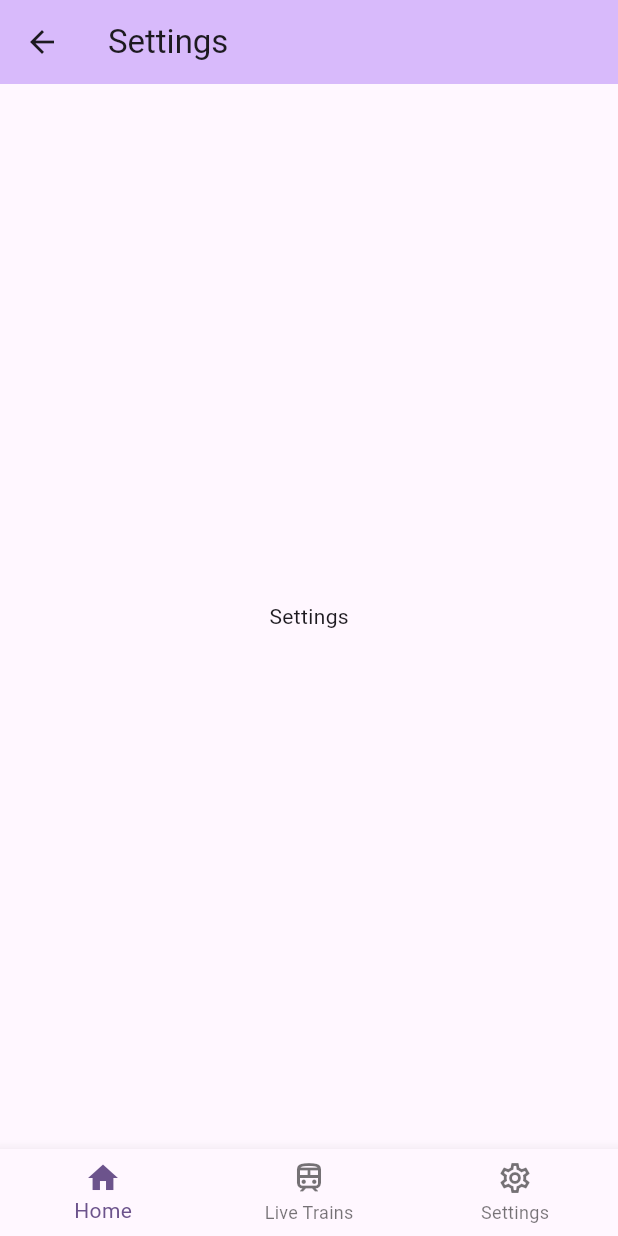
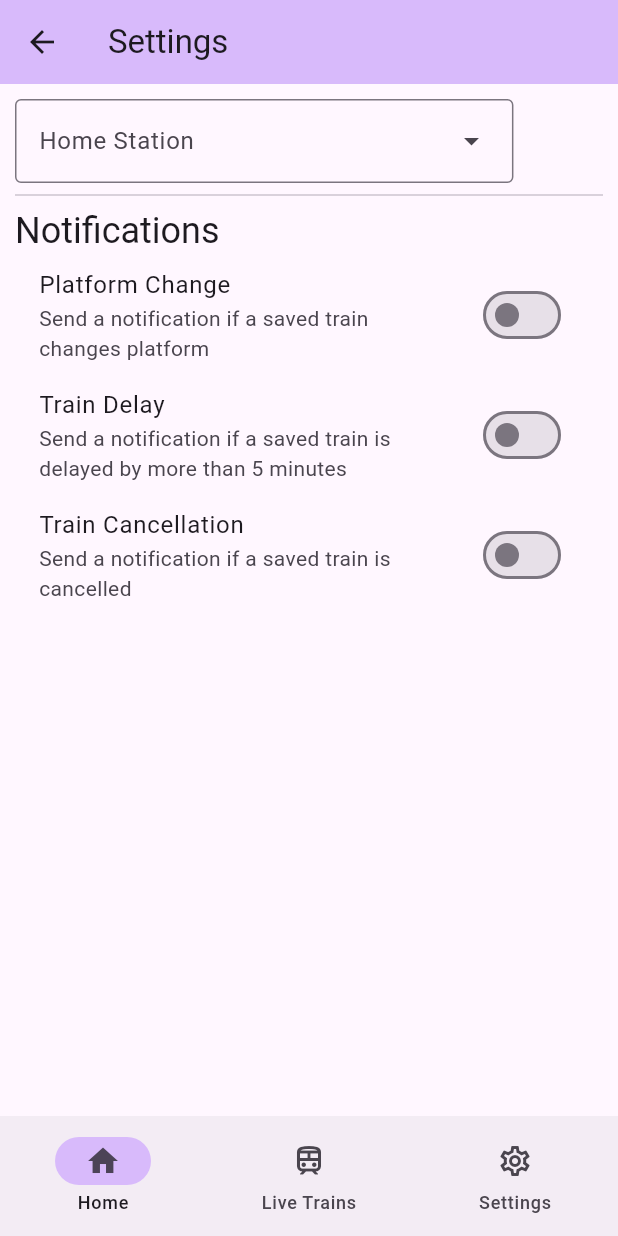
Before and after one commit to HughTB/train-tracked, a Flutter app: the SettingsPage screen opened by its route, on a phone screen of 412 x 824 dp. Run offline on Flutter 3.47's test engine with Material 2 defaults, Android fonts, the phone set to English and light mode, and no system bars.

Commit message:
change nav bar to material 3; add some settings to settings page

```diff
--- a/lib/main.dart
+++ b/lib/main.dart
@@ -1,20 +1,40 @@
 import 'package:flutter/material.dart';
 
-// Nav bar to show at the bottom of all screens
-const List<BottomNavigationBarItem> navBarItems = <BottomNavigationBarItem>[
-  BottomNavigationBarItem(
+// Settings toggle variables
+bool _platformNotif = false;
+bool _delayNotif = false;
+bool _cancellationNotif = false;
+
+const List<DropdownMenuEntry> homeStationEntries = <DropdownMenuEntry>[
+  DropdownMenuEntry(
+    value: 'SOU',
+    label: 'Southampton Central (SOU)',
+  ),
+  DropdownMenuEntry(
+    value: 'SOA',
+    label: 'Southampton Airport Parkway (SOA)',
+  ),
+  DropdownMenuEntry(
+    value: 'PMS',
+    label: 'Portsmouth & Southsea (PMS)',
+  ),
+];
+
+// Nav bar items to show at the bottom of all screens
+const List<NavigationDestination> navBarItems = <NavigationDestination>[
+  NavigationDestination(
     icon: Icon(Icons.home_outlined),
-    activeIcon: Icon(Icons.home),
+    selectedIcon: Icon(Icons.home),
     label: 'Home',
   ),
-  BottomNavigationBarItem(
+  NavigationDestination(
     icon: Icon(Icons.train_outlined),
-    activeIcon: Icon(Icons.train),
+    selectedIcon: Icon(Icons.train),
     label: 'Live Trains',
   ),
-  BottomNavigationBarItem(
+  NavigationDestination(
     icon: Icon(Icons.settings_outlined),
-    activeIcon: Icon(Icons.settings),
+    selectedIcon: Icon(Icons.settings),
     label: 'Settings',
   ),
 ];
@@ -94,14 +114,15 @@
           ],
         ),
       ),
-      bottomNavigationBar: BottomNavigationBar(
-        items: navBarItems,
-        currentIndex: currentNavIndex,
-        onTap: (int index) {
+      bottomNavigationBar: NavigationBar(
+        destinations: navBarItems,
+        selectedIndex: currentNavIndex,
+        indicatorColor: Theme.of(context).colorScheme.inversePrimary,
+        onDestinationSelected: (int index) {
           if (index != currentNavIndex) {
             Navigator.pushReplacementNamed(context, getNavRoute(index));
           }
-        },
+        }
       ),
     );
   }
@@ -135,14 +156,15 @@
           ],
         ),
       ),
-      bottomNavigationBar: BottomNavigationBar(
-        items: navBarItems,
-        currentIndex: currentNavIndex,
-        onTap: (int index) {
-          if (index != currentNavIndex) {
-            Navigator.pushReplacementNamed(context, getNavRoute(index));
+      bottomNavigationBar: NavigationBar(
+          destinations: navBarItems,
+          selectedIndex: currentNavIndex,
+          indicatorColor: Theme.of(context).colorScheme.inversePrimary,
+          onDestinationSelected: (int index) {
+            if (index != currentNavIndex) {
+              Navigator.pushReplacementNamed(context, getNavRoute(index));
+            }
           }
-        },
       ),
     );
   }
@@ -166,24 +188,61 @@
         backgroundColor: Theme.of(context).colorScheme.inversePrimary,
         title: Text(widget.title),
       ),
-      body: const Center(
-        child: Column(
-          mainAxisAlignment: MainAxisAlignment.center,
+      body: Padding(
+        padding: const EdgeInsets.all(10),
+        child: ListView(
           children: [
+            const DropdownMenu(
+              label: Text('Home Station'),
+              dropdownMenuEntries: homeStationEntries,
+            ),
+            const Divider(),
             Text(
-              'Settings',
+              'Notifications',
+              style: Theme.of(context).textTheme.headlineSmall,
+            ),
+            SwitchListTile(
+              title: const Text('Platform Change'),
+              subtitle: const Text('Send a notification if a saved train changes platform'),
+              value: _platformNotif,
+              onChanged: (bool value) {
+                setState(() {
+                  _platformNotif = value;
+                });
+              }
+            ),
+            SwitchListTile(
+                title: const Text('Train Delay'),
+                subtitle: const Text('Send a notification if a saved train is delayed by more than 5 minutes'),
+                value: _delayNotif,
+                onChanged: (bool value) {
+                  setState(() {
+                    _delayNotif = value;
+                  });
+                }
+            ),
+            SwitchListTile(
+                title: const Text('Train Cancellation'),
+                subtitle: const Text('Send a notification if a saved train is cancelled'),
+                value: _cancellationNotif,
+                onChanged: (bool value) {
+                  setState(() {
+                    _cancellationNotif = value;
+                  });
+                }
             ),
           ],
         ),
       ),
-      bottomNavigationBar: BottomNavigationBar(
-        items: navBarItems,
-        currentIndex: currentNavIndex,
-        onTap: (int index) {
-          if (index != currentNavIndex) {
-            Navigator.pushReplacementNamed(context, getNavRoute(index));
+      bottomNavigationBar: NavigationBar(
+          destinations: navBarItems,
+          selectedIndex: currentNavIndex,
+          indicatorColor: Theme.of(context).colorScheme.inversePrimary,
+          onDestinationSelected: (int index) {
+            if (index != currentNavIndex) {
+              Navigator.pushReplacementNamed(context, getNavRoute(index));
+            }
           }
-        },
       ),
     );
   }
```
